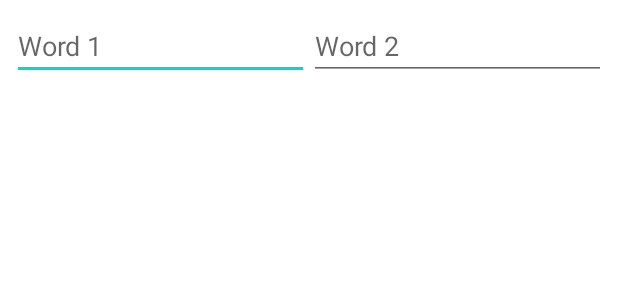
After one commit to SmilingCheshire/DeckCycle, an Android app: the layout word_pair_item.xml on its own in the app's theme, with its tools: preview values and no code run, on a phone screen of 412 x 824 dp. The commit adds this screen. Shown: the top 300 px of the screen. Run offline under Robolectric (Android 15) with nearby library versions, the phone set to English and light mode, and no system bars.

Commit message:
added quiz mode

```diff
--- a/app/src/main/AndroidManifest.xml
+++ b/app/src/main/AndroidManifest.xml
@@ -12,6 +12,12 @@
         android:supportsRtl="true"
         android:theme="@style/Theme.DeckCycle"
         tools:targetApi="31">
+        <activity
+            android:name=".view.QuizResults"
+            android:exported="true" />
+        <activity
+            android:name=".view.QuizMode"
+            android:exported="true" />
         <activity
             android:name=".view.FlipMode"
             android:exported="true" />
--- a/app/src/main/java/com/example/deckcycle/ModeSelection.kt
+++ b/app/src/main/java/com/example/deckcycle/ModeSelection.kt
@@ -36,7 +36,7 @@ class ModeSelection : AppCompatActivity() {
         }
 
         btnQuizMode.setOnClickListener {
-            //startModeActivity(QuizMode::class.java)
+            startModeActivity(QuizMode::class.java)
         }
 
         btnWriteMode.setOnClickListener {
--- /dev/null
+++ b/app/src/main/res/layout/word_pair_item.xml
@@ -0,0 +1,21 @@
+<?xml version="1.0" encoding="utf-8"?>
+<LinearLayout xmlns:android="http://schemas.android.com/apk/res/android"
+    android:layout_width="match_parent"
+    android:layout_height="wrap_content"
+    android:orientation="horizontal"
+    android:padding="8dp">
+
+    <EditText
+        android:id="@+id/word1Input"
+        android:layout_width="0dp"
+        android:layout_height="wrap_content"
+        android:layout_weight="1"
+        android:hint="Word 1" />
+
+    <EditText
+        android:id="@+id/word2Input"
+        android:layout_width="0dp"
+        android:layout_height="wrap_content"
+        android:layout_weight="1"
+        android:hint="Word 2" />
+</LinearLayout>
--- a/app/src/main/res/values/colors.xml
+++ b/app/src/main/res/values/colors.xml
@@ -7,5 +7,7 @@
     <color name="teal_700">#FF018786</color>
     <color name="black">#FF000000</color>
     <color name="white">#FFFFFFFF</color>
-<color name="text_color">#000000</color> <!-- Black for Light Mode -->
+<color name="text_color">#000000</color>
+    <color name="green">#4CAF50</color>
+    <color name="red">#9F2525</color> <!-- Black for Light Mode -->
 </resources>
```
Also changed, not shown: app/src/main/java/com/example/deckcycle/presenter/EditDeckPresenter.kt (line endings or trailing spaces).
